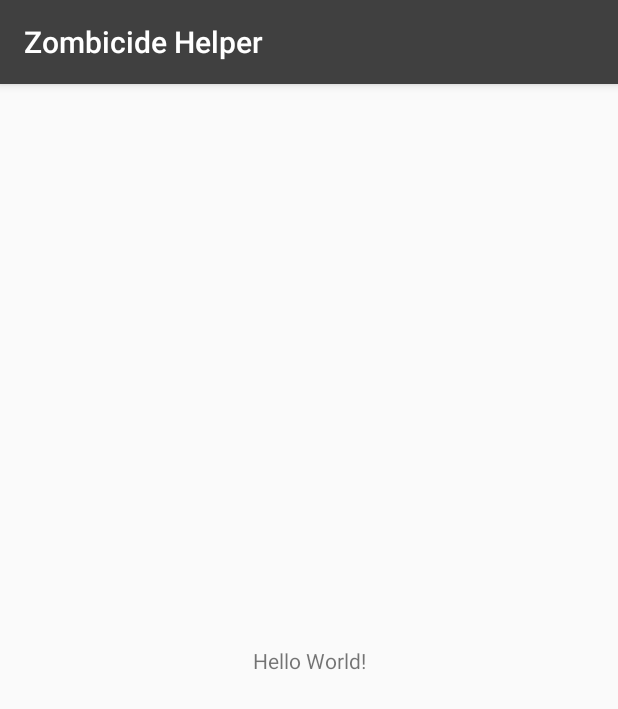
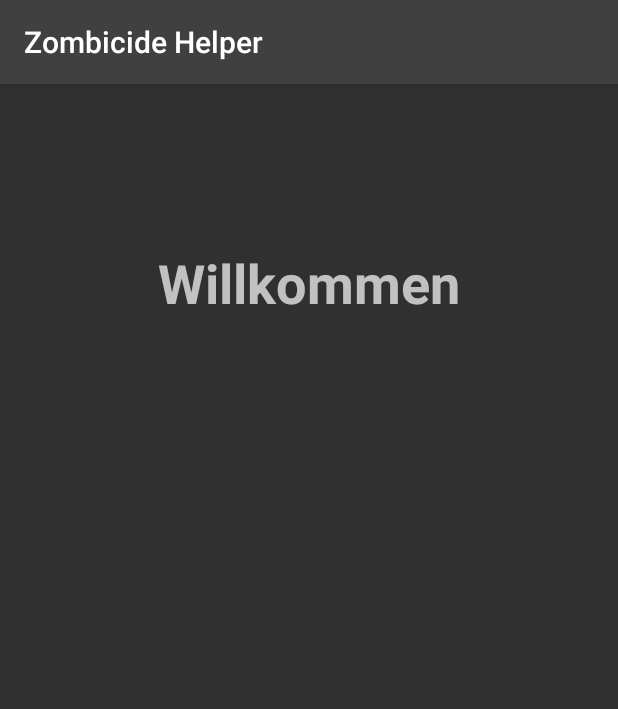
Before and after one commit to trandulgan/Zombicide-Helper, an Android app: the screen it shows after launch (MainActivity), on a phone screen of 412 x 824 dp. Shown: the top 709 px of the screen. Run offline under Robolectric (Android 15) with nearby library versions, the phone set to English and light mode, and no system bars.

Commit message:
Anfang Startseite

```diff
--- a/app/src/main/res/layout/activity_main.xml
+++ b/app/src/main/res/layout/activity_main.xml
@@ -9,10 +9,14 @@
     <TextView
         android:layout_width="wrap_content"
         android:layout_height="wrap_content"
-        android:text="Hello World!"
+        android:text="@string/start_header"
+        android:textAlignment="center"
+        android:textSize="36sp"
+        android:textStyle="bold"
         app:layout_constraintBottom_toBottomOf="parent"
         app:layout_constraintLeft_toLeftOf="parent"
         app:layout_constraintRight_toRightOf="parent"
-        app:layout_constraintTop_toTopOf="parent" />
+        app:layout_constraintTop_toTopOf="parent"
+        app:layout_constraintVertical_bias="0.15" />
 
 </android.support.constraint.ConstraintLayout>
--- a/app/src/main/res/values/strings.xml
+++ b/app/src/main/res/values/strings.xml
@@ -1,3 +1,4 @@
 <resources>
     <string name="app_name">Zombicide Helper</string>
+    <string name="start_header">Willkommen</string>
 </resources>
--- a/app/src/main/res/values/styles.xml
+++ b/app/src/main/res/values/styles.xml
@@ -1,7 +1,7 @@
 <resources>
 
     <!-- Base application theme. -->
-    <style name="AppTheme" parent="Theme.AppCompat.Light.DarkActionBar">
+    <style name="AppTheme" parent="Theme.AppCompat">
         <!-- Customize your theme here. -->
         <item name="colorPrimary">@color/colorPrimary</item>
         <item name="colorPrimaryDark">@color/colorPrimaryDark</item>
```
